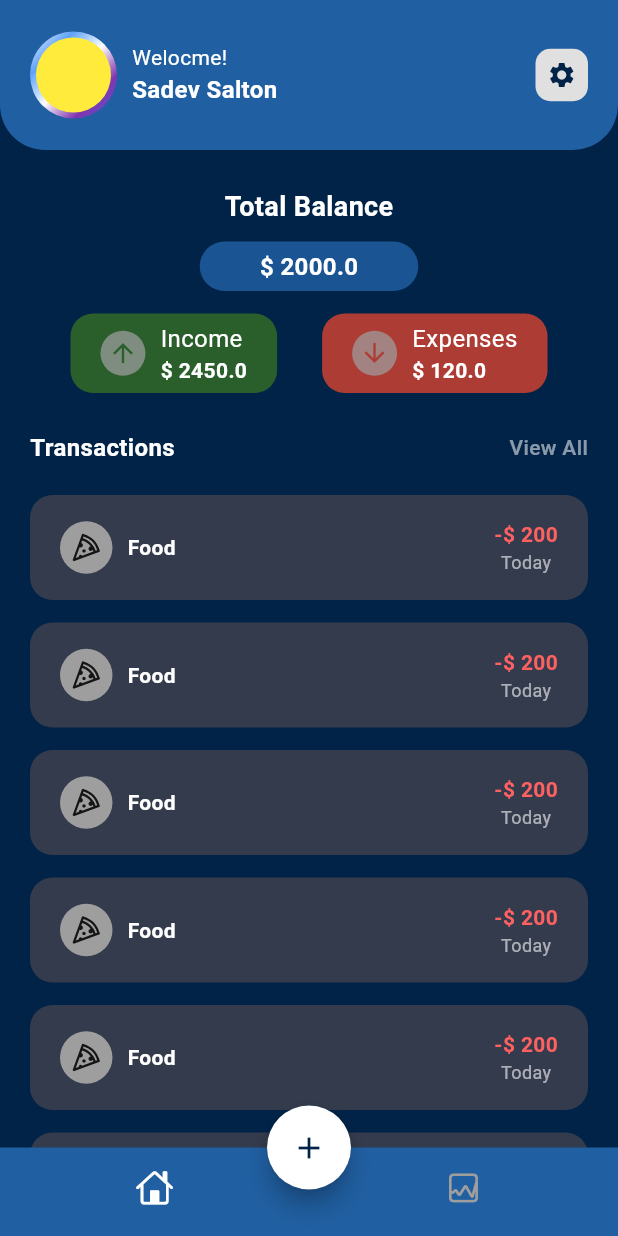
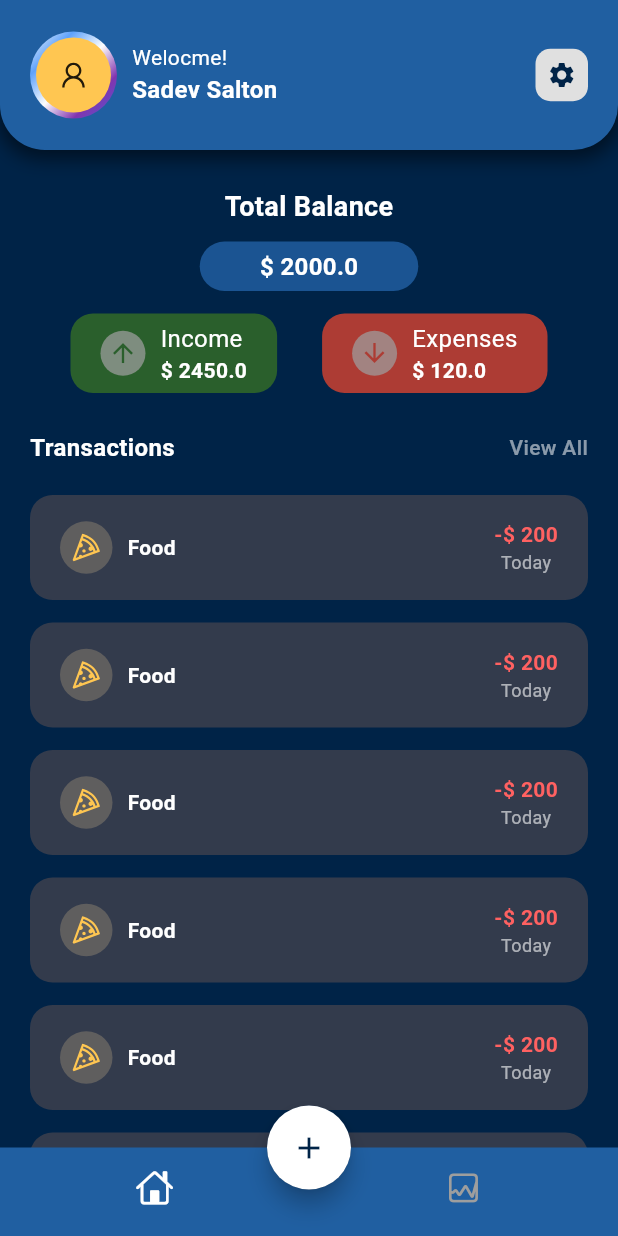
Before and after one commit to R-salton/expense_tracker, a Flutter app: the screen it shows after launch, on a phone screen of 412 x 824 dp. Run offline on Flutter 3.47's test engine with Material 3 defaults, Android fonts, the phone set to English and light mode, and no system bars; our stand-ins replace font_awesome_flutter, line_icons, simple_icons; missing offline and left inert: icon_craft.

Commit message:
Main Screen

```diff
--- a/lib/components/transction_tile.dart
+++ b/lib/components/transction_tile.dart
@@ -25,9 +25,12 @@ class ExpenseTile extends StatelessWidget {
               Container(
                 height: 35,
                 width: 35,
-                decoration:
-                    BoxDecoration(shape: BoxShape.circle, color: Colors.grey),
-                child: Icon(LineIcons.pizzaSlice),
+                decoration: BoxDecoration(
+                    shape: BoxShape.circle, color: const Color(0xFF5F5E5E)),
+                child: Icon(
+                  LineIcons.pizzaSlice,
+                  color: kYellowColor,
+                ),
               ),
               SizedBox(
                 width: 10,
--- a/lib/screens/home/views/main_screen.dart
+++ b/lib/screens/home/views/main_screen.dart
@@ -6,6 +6,7 @@ import 'package:flutter/cupertino.dart';
 import 'package:flutter/material.dart';
 import 'package:font_awesome_flutter/font_awesome_flutter.dart';
 import 'package:icon_craft/icon_craft.dart';
+import 'package:line_icons/line_icon.dart';
 import 'package:line_icons/line_icons.dart';
 import 'package:simple_icons/simple_icons.dart';
 
@@ -21,12 +22,19 @@ class MainScreen extends StatelessWidget {
             height: 100,
             padding: EdgeInsets.symmetric(horizontal: 20, vertical: 10),
             decoration: BoxDecoration(
-              color: kIconColor,
-              borderRadius: BorderRadius.only(
-                bottomLeft: Radius.circular(30),
-                bottomRight: Radius.circular(30),
-              ),
-            ),
+                color: kIconColor,
+                borderRadius: BorderRadius.only(
+                  bottomLeft: Radius.circular(30),
+                  bottomRight: Radius.circular(30),
+                ),
+                boxShadow: [
+                  BoxShadow(
+                    blurRadius: 10,
+                    spreadRadius: 2,
+                    color: const Color(0x84000000),
+                    offset: Offset(0, 4),
+                  )
+                ]),
             child: Row(
               crossAxisAlignment: CrossAxisAlignment.center,
               mainAxisAlignment: MainAxisAlignment.spaceBetween,
@@ -60,8 +68,9 @@ class MainScreen extends StatelessWidget {
                               width: 50,
                               decoration: BoxDecoration(
                                 shape: BoxShape.circle,
-                                color: Colors.yellow,
+                                color: kYellowColor,
                               ),
+                              child: Icon(LineIcons.user),
                             ),
                           ),
                         )
```
